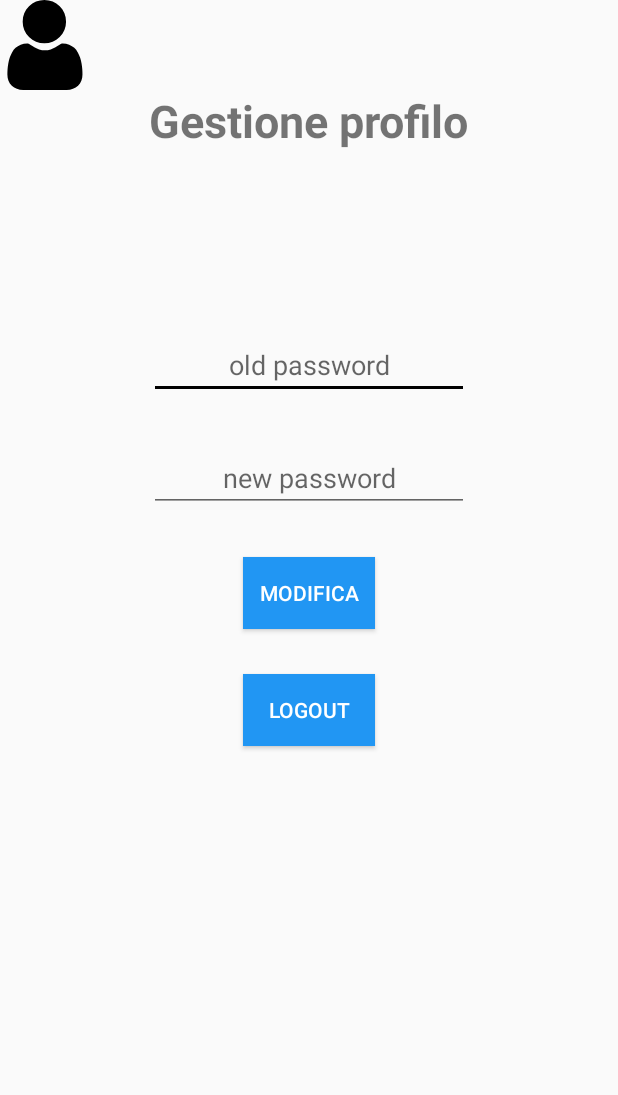
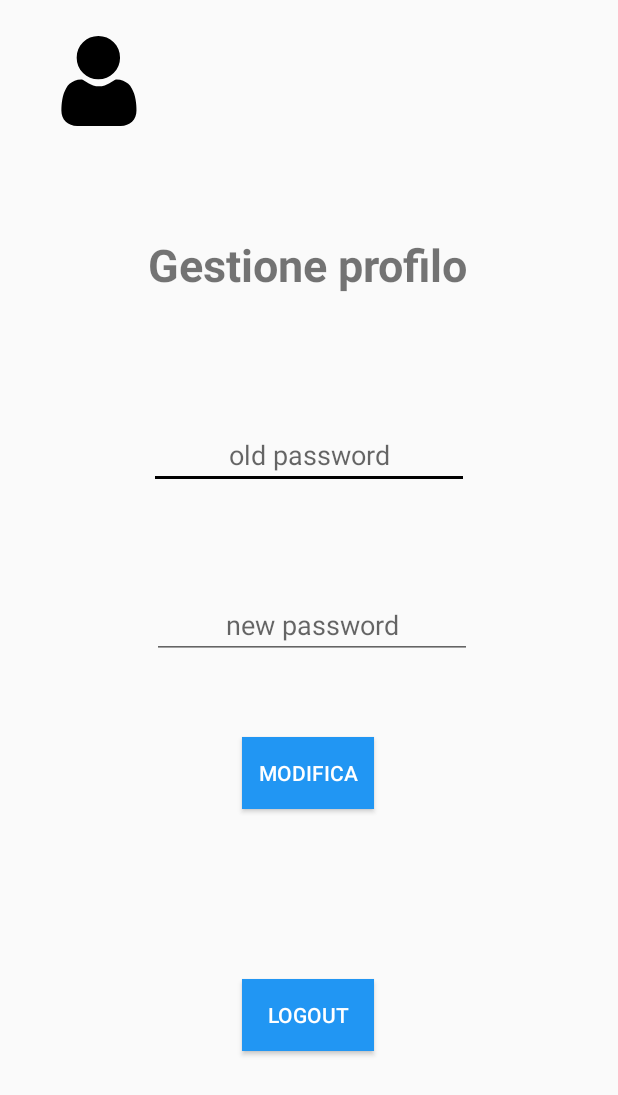
Before and after one commit to itsar19-20/quiz, an Android app: the layout activity_profile_fragment.xml on its own in the app's theme, with its tools: preview values and no code run, on a phone screen of 412 x 824 dp. Shown: the top 1095 px of the screen. Run offline under Robolectric (Android 15) with nearby library versions, the light colour scheme and no system bars; Roboto replaces fonts that are not available here.

Commit message:
Update fragment profilo e navbar

```diff
--- a/src/CTFLY2/app/src/main/res/layout/activity_profile_fragment.xml
+++ b/src/CTFLY2/app/src/main/res/layout/activity_profile_fragment.xml
@@ -1,69 +1,97 @@
 <?xml version="1.0" encoding="utf-8"?>
-<RelativeLayout xmlns:android="http://schemas.android.com/apk/res/android"
+<androidx.constraintlayout.widget.ConstraintLayout
+    xmlns:android="http://schemas.android.com/apk/res/android"
     xmlns:app="http://schemas.android.com/apk/res-auto"
     xmlns:tools="http://schemas.android.com/tools"
     android:layout_width="match_parent"
     android:layout_height="match_parent"
     tools:context="Fragment.ProfileFragment">
+
     <ImageButton
         android:id="@+id/btnProfile"
-        android:src="@drawable/ic_user"
         android:layout_width="wrap_content"
         android:layout_height="wrap_content"
-        android:background="@null" />
+        android:layout_marginStart="36dp"
+        android:layout_marginTop="24dp"
+        android:background="@null"
+        android:src="@drawable/ic_user"
+        app:layout_constraintStart_toStartOf="parent"
+        app:layout_constraintTop_toTopOf="parent" />
+
     <TextView
         android:id="@+id/txtP"
-        android:text="Gestione profilo"
         android:layout_width="wrap_content"
         android:layout_height="wrap_content"
         android:layout_centerHorizontal="true"
-        android:layout_marginTop="60dp"
-        android:layout_marginBottom="120dp"
+        android:layout_marginTop="156dp"
+        android:text="Gestione profilo"
         android:textSize="30dp"
-        android:textStyle="bold"/>
+        android:textStyle="bold"
+        app:layout_constraintEnd_toEndOf="parent"
+        app:layout_constraintHorizontal_bias="0.497"
+        app:layout_constraintStart_toStartOf="parent"
+        app:layout_constraintTop_toTopOf="parent" />
 
     <EditText
         android:id="@+id/txtOldPass"
-        android:layout_marginBottom="30dp"
-        android:ems="10"
-        android:hint="old password"
-        android:gravity="center"
+        android:layout_width="wrap_content"
+        android:layout_height="wrap_content"
         android:layout_below="@id/txtP"
         android:layout_centerHorizontal="true"
-        android:layout_width="wrap_content"
-        android:layout_height="wrap_content"/>
+        android:layout_marginTop="84dp"
+        android:ems="10"
+        android:gravity="center"
+        android:hint="old password"
+        app:layout_constraintEnd_toEndOf="parent"
+        app:layout_constraintStart_toStartOf="parent"
+        app:layout_constraintTop_toBottomOf="@+id/txtP" />
+
     <EditText
         android:id="@+id/txtNewPass"
+        android:layout_width="wrap_content"
+        android:layout_height="wrap_content"
         android:layout_below="@+id/txtOldPass"
         android:layout_centerHorizontal="true"
+        android:layout_marginTop="68dp"
         android:ems="10"
+        android:gravity="center"
         android:hint="new password"
-        android:gravity="center"
-        android:layout_marginBottom="30dp"
-        android:layout_width="wrap_content"
-        android:layout_height="wrap_content"/>
+        app:layout_constraintEnd_toEndOf="parent"
+        app:layout_constraintHorizontal_bias="0.51"
+        app:layout_constraintStart_toStartOf="parent"
+        app:layout_constraintTop_toBottomOf="@+id/txtOldPass" />
+
     <Button
         android:id="@+id/btnEdit"
+        android:layout_width="wrap_content"
+        android:layout_height="wrap_content"
+        android:layout_below="@+id/txtNewPass"
+        android:layout_centerHorizontal="true"
+        android:layout_marginTop="52dp"
+        android:background="#2196F3"
         android:text="Modifica"
         android:textColor="#FFFFFF"
-        android:background="#2196F3"
-        android:layout_below="@+id/txtNewPass"
-        android:layout_centerHorizontal="true"
-        android:layout_width="wrap_content"
-        android:layout_height="wrap_content"/>
+        app:layout_constraintEnd_toEndOf="parent"
+        app:layout_constraintHorizontal_bias="0.498"
+        app:layout_constraintStart_toStartOf="parent"
+        app:layout_constraintTop_toBottomOf="@+id/txtNewPass" />
+
     <Button
         android:id="@+id/btnLogout"
-        android:layout_marginTop="30dp"
+        android:layout_width="wrap_content"
+        android:layout_height="wrap_content"
+        android:layout_below="@+id/btnEdit"
+        android:layout_centerHorizontal="true"
+        android:layout_marginBottom="96dp"
+        android:background="#2196F3"
         android:text="Logout"
         android:textColor="#FFFFFF"
-        android:layout_below="@+id/btnEdit"
-        android:background="#2196F3"
-        android:layout_centerHorizontal="true"
-        android:layout_width="wrap_content"
-        android:layout_height="wrap_content"/>
-    <FrameLayout
-        android:id="@+id/prof_img_layout"
-        android:layout_width="match_parent"
-        android:layout_height="match_parent"/>
+        app:layout_constraintBottom_toBottomOf="parent"
+        app:layout_constraintEnd_toEndOf="parent"
+        app:layout_constraintHorizontal_bias="0.498"
+        app:layout_constraintStart_toStartOf="parent"
+        app:layout_constraintTop_toBottomOf="@+id/btnEdit"
+        app:layout_constraintVertical_bias="0.808" />
 
-</RelativeLayout>
+
+</androidx.constraintlayout.widget.ConstraintLayout>
```
Also changed, not shown: src/CTFLY2/app/src/main/AndroidManifest.xml (+14 -9 lines), src/CTFLY2/app/src/main/java/Fragment/HomeFragment.java (added, +23 -0 lines), src/CTFLY2/app/src/main/java/Fragment/PodioFragment.java (added, +22 -0 lines), src/CTFLY2/app/src/main/java/pro/team/ctfly/HomeActivity.java (+9 -0 lines), src/CTFLY2/app/src/main/res/layout/activity_home_fragment.xml (added, +18 -0 lines), src/CTFLY2/app/src/main/res/layout/activity_podio_fragment.xml (added, +18 -0 lines), src/CTFLY2/app/src/main/res/layout/activity_profile_image_fragment.xml (+52 -29 lines).
